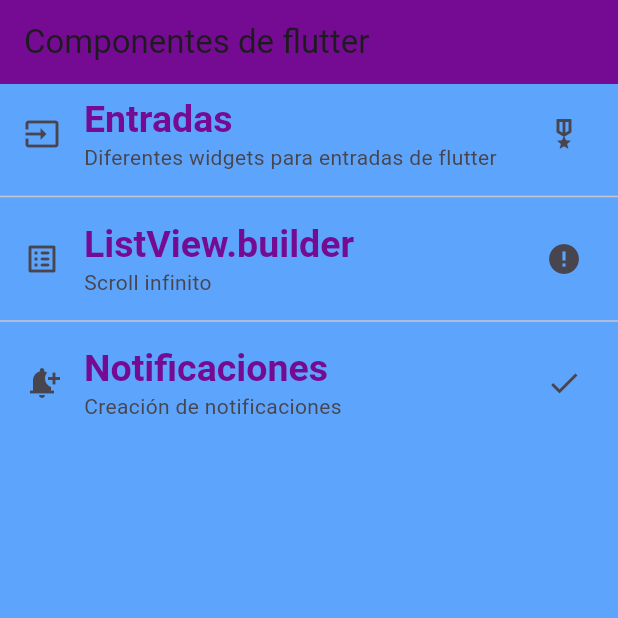
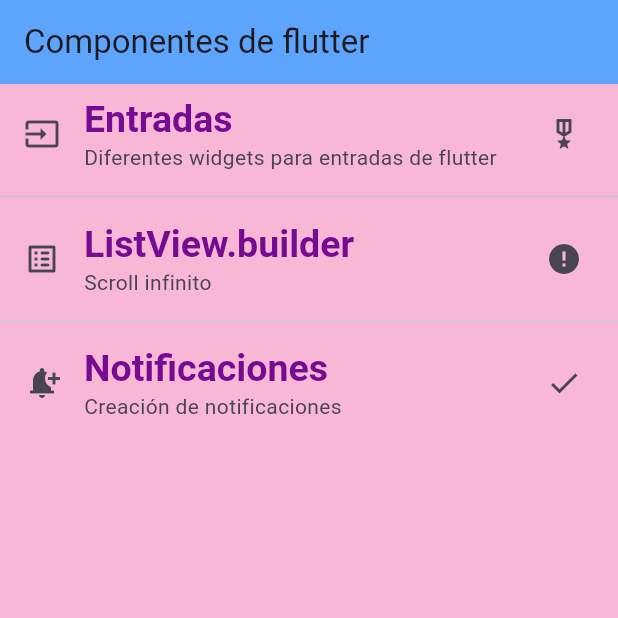
Before and after one commit to edw-perzd/componentes_flutter, a Flutter app: the screen it shows after launch, on a phone screen of 412 x 824 dp, the top half of it. Run offline on Flutter 3.47's test engine with Material 3 defaults, Android fonts, the phone set to English and light mode, and no system bars.

Commit message:
07 Refactoring and creating the AppTheme class

```diff
--- a/lib/main_app.dart
+++ b/lib/main_app.dart
@@ -1,5 +1,6 @@
 import 'package:flutter/material.dart';
-import 'package:practica3_componentes/home_screen.dart';
+import 'package:practica3_componentes/screens/home_screen.dart';
+import 'package:practica3_componentes/themes/app_theme.dart';
 
 class MainApp extends StatelessWidget {
   const MainApp({super.key});
@@ -7,17 +8,9 @@ class MainApp extends StatelessWidget {
   @override
   Widget build(BuildContext context) {
     return MaterialApp(
-        debugShowCheckedModeBanner: false,
-        home: const HomeScreen(),
-        theme: ThemeData(
-            scaffoldBackgroundColor: const Color.fromARGB(255, 93, 165, 252),
-            appBarTheme:
-                const AppBarTheme(color: Color.fromARGB(255, 117, 11, 146)),
-            textTheme: const TextTheme(
-                headlineLarge: TextStyle(
-                    color: Color.fromARGB(255, 117, 11, 146),
-                    fontSize: 25.0,
-                    fontWeight: FontWeight.bold,
-                    fontFamily: 'sans-serif'))));
+      debugShowCheckedModeBanner: false,
+      home: const HomeScreen(),
+      theme: AppTheme.lightTheme,
+    );
   }
 }
--- /dev/null
+++ b/lib/themes/app_theme.dart
@@ -0,0 +1,15 @@
+import 'package:flutter/material.dart';
+
+class AppTheme {
+  static const mainColor = Color.fromARGB(255, 93, 165, 252);
+  static const backColor = Color.fromARGB(255, 248, 184, 213);
+  static final ThemeData lightTheme = ThemeData.light().copyWith(
+      scaffoldBackgroundColor: backColor,
+      appBarTheme: const AppBarTheme(color: mainColor),
+      textTheme: const TextTheme(
+          headlineLarge: TextStyle(
+              color: Color.fromARGB(255, 117, 11, 146),
+              fontSize: 25.0,
+              fontWeight: FontWeight.bold,
+              fontFamily: 'sans-serif')));
+}
```
Also changed, not shown: lib/screens/home_screen.dart (renamed from lib/home_screen.dart).
